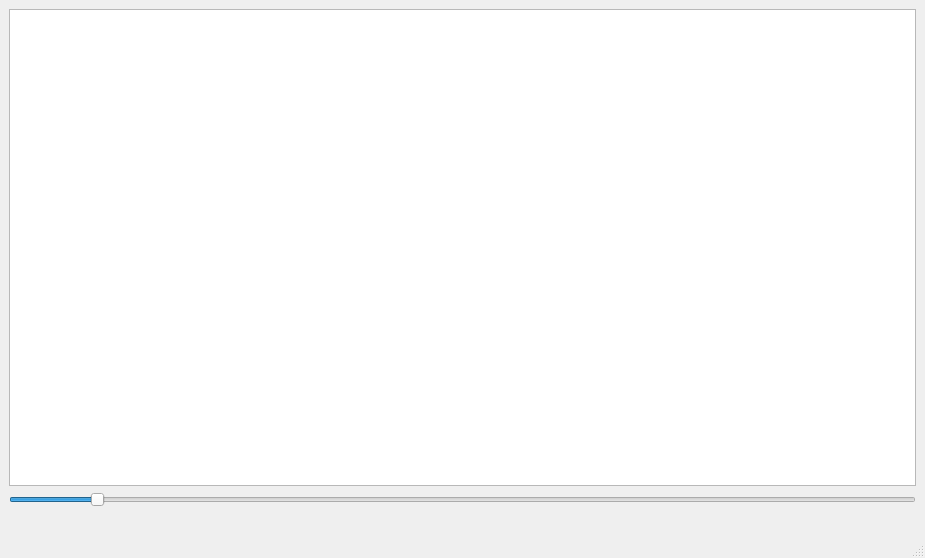
This is mainwindow.ui in mfialaf/ICP as Qt 5 draws it before an edit. The edited form follows.
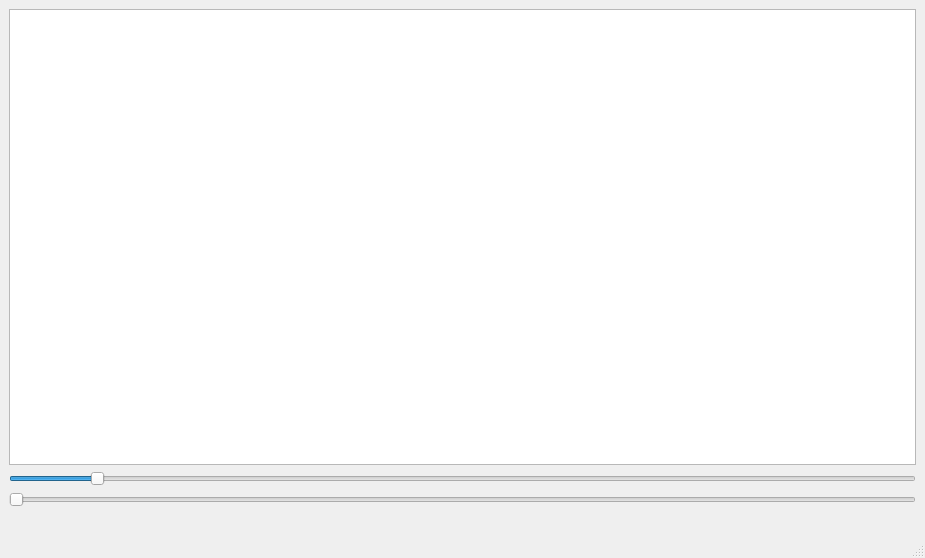
This is the edited form.

```diff
--- a/mainwindow.ui
+++ b/mainwindow.ui
@@ -20,6 +20,21 @@
     </item>
     <item>
      <widget class="QSlider" name="zoomSlider">
+      <property name="enabled">
+       <bool>true</bool>
+      </property>
+      <property name="sizePolicy">
+       <sizepolicy hsizetype="Preferred" vsizetype="Preferred">
+        <horstretch>0</horstretch>
+        <verstretch>0</verstretch>
+       </sizepolicy>
+      </property>
+      <property name="maximumSize">
+       <size>
+        <width>16715</width>
+        <height>16715</height>
+       </size>
+      </property>
       <property name="minimum">
        <number>1</number>
       </property>
@@ -37,6 +52,19 @@
       </property>
      </widget>
     </item>
+    <item>
+     <widget class="QSlider" name="timeSlider">
+      <property name="minimum">
+       <number>1</number>
+      </property>
+      <property name="maximum">
+       <number>100</number>
+      </property>
+      <property name="orientation">
+       <enum>Qt::Horizontal</enum>
+      </property>
+     </widget>
+    </item>
     <item>
      <spacer name="horizontalSpacer">
       <property name="orientation">
```
